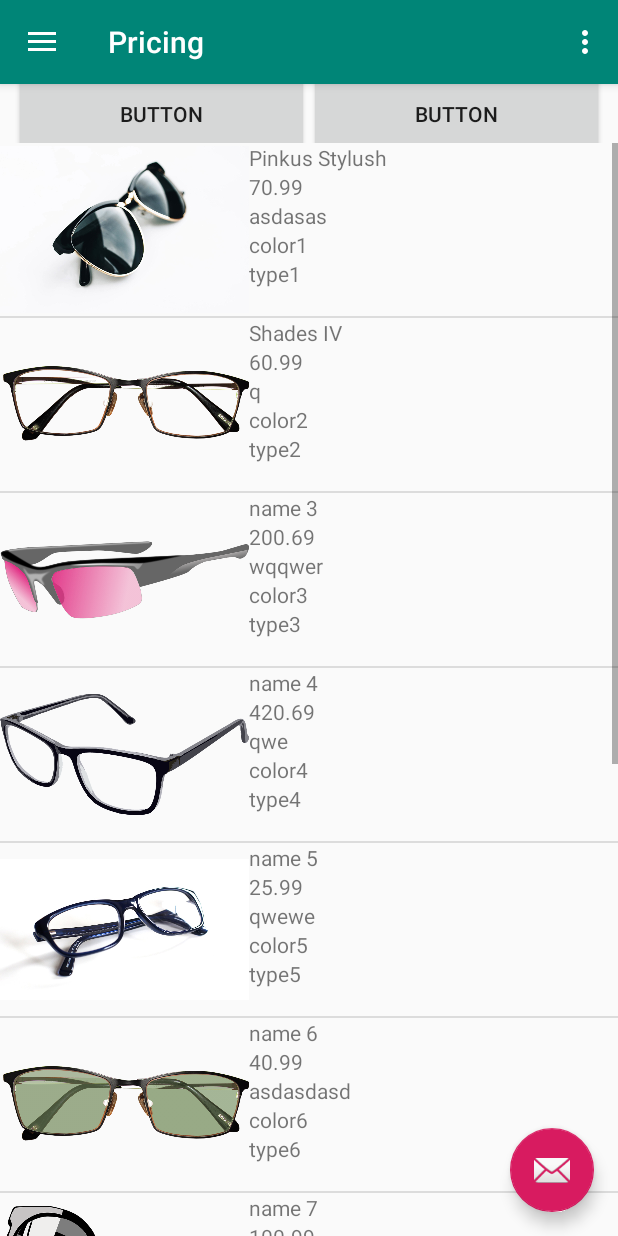
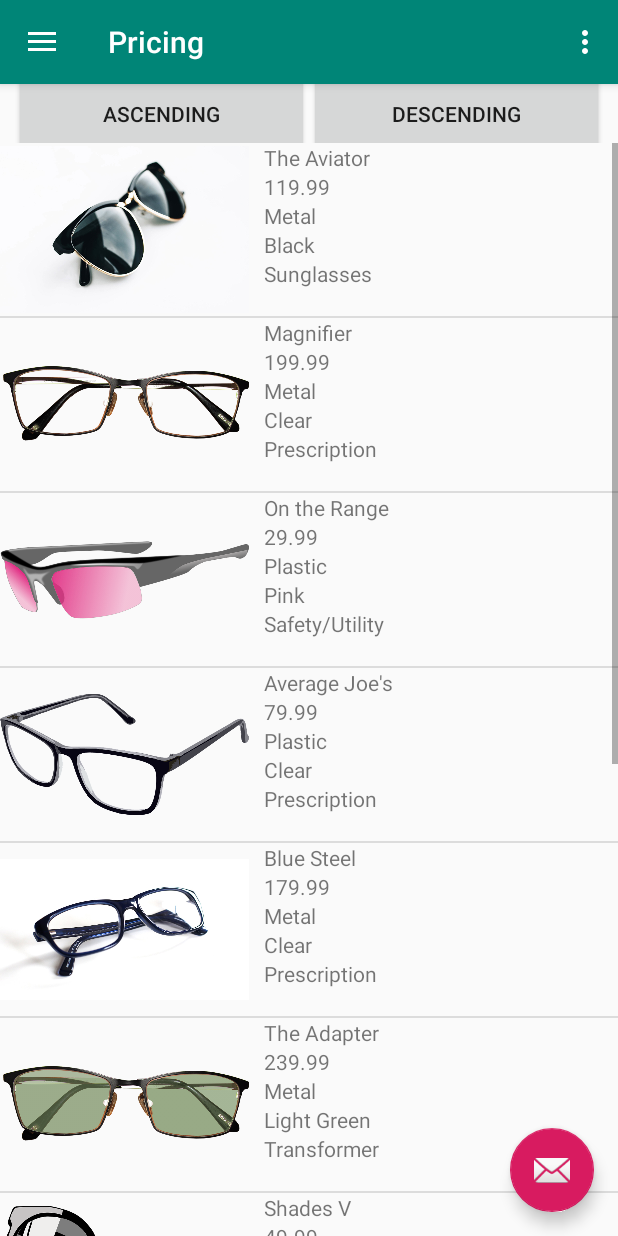
Before and after one commit to SaadMAmjad/Android-Project, an Android app: the screen it shows after launch (MainActivity), in the side drawer, after a tap on "Top Sells", on a phone screen of 412 x 824 dp. Run offline under Robolectric (Android 15) with nearby library versions, the phone set to English and light mode, and no system bars; our stand-ins replace navigation-ui.

Commit message:
Some quick UI cleanup and additions, synchronized the lists in home and top sells page. Changed the label in the nav drawer header, named the buttons on top sells correctly and externalised values. Also added label to home screen

```diff
--- a/glassio/app/src/main/java/com/example/glassio/home.java
+++ b/glassio/app/src/main/java/com/example/glassio/home.java
@@ -40,7 +40,7 @@ public class home extends Fragment {
         items.add(new ListViewData("The Aviator", R.drawable.glassesone, 119.99,"Metal","Black","Sunglasses"));
         items.add(new ListViewData("Down the Mountain", R.drawable.glassestwelve, 59.99,"Plastic","Light Black","Ski Goggles"));
         items.add(new ListViewData("The Adapter", R.drawable.glassesten, 239.99,"Metal","Light Green","Transformer"));
-        items.add(new ListViewData("Potters", R.drawable.glasseseleven, 239.99,"Metal","Light Green","Transformer"));
+        items.add(new ListViewData("Shades V", R.drawable.glasseseleven, 49.99,"Plastic","Light Black","Sunglasses"));
         items.add(new ListViewData("Average Joe's", R.drawable.glassesfive, 79.99,"Plastic","Clear","Prescription"));
         items.add(new ListViewData("Blue Steel", R.drawable.glassesfour, 179.99,"Metal","Clear","Prescription"));
         items.add(new ListViewData("Angular", R.drawable.glassesnine, 149.99,"Metal","Clear","Prescription"));
--- a/glassio/app/src/main/java/com/example/glassio/topSells.java
+++ b/glassio/app/src/main/java/com/example/glassio/topSells.java
@@ -48,17 +48,17 @@ public class topSells extends Fragment {
         // A LIST OF THE GLASSES NEEDED
 
        data = new ArrayList<>();
-        data.add(new ListViewData("Pinkus Stylush", R.drawable.glassesone, 70.99,"asdasas","color1","type1"));
-        data.add(new ListViewData("Shades IV", R.drawable.glasseseight, 60.99,"q","color2","type2"));
-        data.add(new ListViewData("name 3 ", R.drawable.glassesseven, 200.69,"wqqwer","color3","type3"));
-        data.add(new ListViewData("name 4 ", R.drawable.glassesfive, 420.69,"qwe","color4","type4"));
-        data.add(new ListViewData("name 5", R.drawable.glassesfour, 25.99,"qwewe","color5","type5"));
-        data.add(new ListViewData("name 6", R.drawable.glassesten, 40.99,"asdasdasd","color6","type6"));
-        data.add(new ListViewData("name 7", R.drawable.glasseseleven, 100.99,"asdasqwesdq","color7","type7"));
-        data.add(new ListViewData("name 8", R.drawable.glassestwo, 55.99,"qweqsdq","color8","type8"));
-        data.add(new ListViewData("name 9", R.drawable.glassesthree, 100.99,"Plasqweqwetic","color9","type9"));
-        data.add(new ListViewData("name 10", R.drawable.glassestwelve, 40.75,"a","color10","type10"));
-        data.add(new ListViewData("name 11", R.drawable.glassesnine, 55.99,"asdqw","color11","type11"));
+        data.add(new ListViewData("The Aviator", R.drawable.glassesone, 119.99,"Metal","Black","Sunglasses"));
+        data.add(new ListViewData("Magnifier", R.drawable.glasseseight, 199.99,"Metal","Clear","Prescription"));
+        data.add(new ListViewData("On the Range", R.drawable.glassesseven, 29.99,"Plastic","Pink","Safety/Utility"));
+        data.add(new ListViewData("Average Joe's", R.drawable.glassesfive, 79.99,"Plastic","Clear","Prescription"));
+        data.add(new ListViewData("Blue Steel", R.drawable.glassesfour, 179.99,"Metal","Clear","Prescription"));
+        data.add(new ListViewData("The Adapter", R.drawable.glassesten, 239.99,"Metal","Light Green","Transformer"));
+        data.add(new ListViewData("Shades V", R.drawable.glasseseleven, 49.99,"Plastic","Light Black","Sunglasses"));
+        data.add(new ListViewData("The Illusion", R.drawable.glassestwo, 89.99,"Plastic","Clear","Prescription"));
+        data.add(new ListViewData("Minimalist", R.drawable.glassesthree, 99.99,"Plastic","Clear","Prescription"));
+        data.add(new ListViewData("Down the Mountain", R.drawable.glassestwelve, 59.99,"Plastic","Light Black","Ski Goggles"));
+        data.add(new ListViewData("Angular", R.drawable.glassesnine, 149.99,"Metal","Clear","Prescription"));
 
 
         priceBtn = view.findViewById(R.id.sort);
--- a/glassio/app/src/main/res/layout/fragment_top_sells.xml
+++ b/glassio/app/src/main/res/layout/fragment_top_sells.xml
@@ -19,7 +19,7 @@
             android:layout_height="99dp"
             android:layout_gravity="center"
             android:layout_weight="1"
-            android:text="Button" />
+            android:text="@string/sort_button_up" />
 
         <Button
             android:id="@+id/sort"
@@ -27,7 +27,7 @@
             android:layout_height="99dp"
             android:layout_gravity="center"
             android:layout_weight="1"
-            android:text="Button" />
+            android:text="@string/sort_button_down" />
     </LinearLayout>
 
 
--- a/glassio/app/src/main/res/layout/list_item.xml
+++ b/glassio/app/src/main/res/layout/list_item.xml
@@ -12,6 +12,7 @@
 
 
     <LinearLayout
+        android:layout_marginStart="10dp"
         android:layout_width="244dp"
         android:layout_height="match_parent"
         android:orientation="vertical">
--- a/glassio/app/src/main/res/menu/main.xml
+++ b/glassio/app/src/main/res/menu/main.xml
@@ -1,8 +1,12 @@
 <?xml version="1.0" encoding="utf-8"?>
 <menu xmlns:android="http://schemas.android.com/apk/res/android"
     xmlns:app="http://schemas.android.com/apk/res-auto">
-    <item android:id="@+id/action_settings"
-        android:title="@string/action_settings"
+    <item android:id="@+id/action_colorB"
+        android:title="@string/action_colorB"
+        android:orderInCategory="100"
+        app:showAsAction="never" />
+    <item android:id="@+id/action_currency"
+        android:title="@string/action_currency"
         android:orderInCategory="100"
         app:showAsAction="never" />
 </menu>
--- a/glassio/app/src/main/res/navigation/mobile_navigation.xml
+++ b/glassio/app/src/main/res/navigation/mobile_navigation.xml
@@ -12,7 +12,7 @@
     <fragment
         android:id="@+id/nav_home"
         android:name="com.example.glassio.home"
-        android:label="fragment_home"
+        android:label="Home"
         tools:layout="@layout/fragment_home" />
     <fragment
         android:id="@+id/nav_shoppingCart"
--- a/glassio/app/src/main/res/values/strings.xml
+++ b/glassio/app/src/main/res/values/strings.xml
@@ -2,10 +2,15 @@
     <string name="app_name">glass.io</string>
     <string name="navigation_drawer_open">Open navigation drawer</string>
     <string name="navigation_drawer_close">Close navigation drawer</string>
-    <string name="nav_header_title">Android Studio</string>
-    <string name="nav_header_subtitle">android.studio@android.com</string>
+    <string name="nav_header_title">Glass.io</string>
+    <string name="nav_header_subtitle">By: Crown Coders</string>
     <string name="nav_header_desc">Navigation header</string>
-    <string name="action_settings">Settings</string>
+
+    <string name="sort_button_up">Ascending</string>
+    <string name="sort_button_down">Descending</string>
+
+    <string name="action_colorB">Color Blind Test</string>
+    <string name="action_currency">Currency Conversion</string>
 
     <string name="top_sellers">Best Selling</string>
 </resources>
```
Also changed, not shown: 7 other files.
